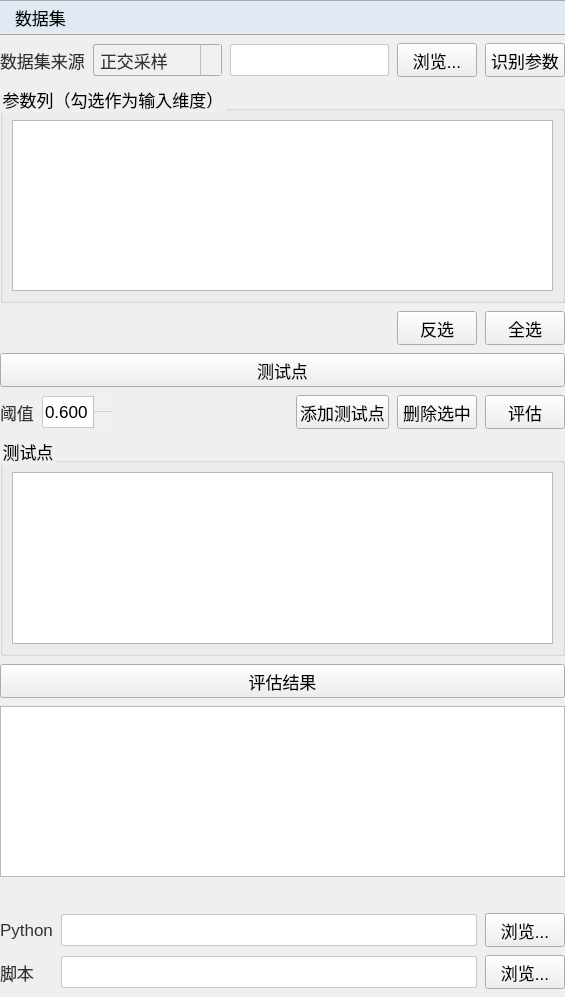
Before: the Qt Designer form plugins/Base_SurrogateModel/DatasetEvaluation.ui in asd977/base_cae, drawn with Qt 5.
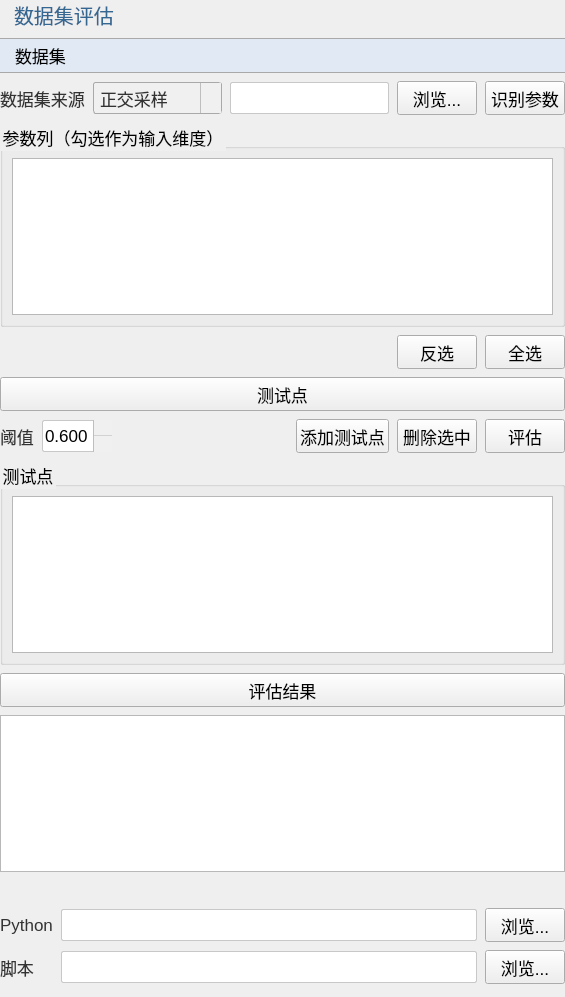
After: the same form once the commit is applied. Icons and pictures are not drawn.

Patch:
```diff
--- a/plugins/Base_SurrogateModel/DatasetEvaluation.ui
+++ b/plugins/Base_SurrogateModel/DatasetEvaluation.ui
@@ -127,6 +127,13 @@
    <property name="bottomMargin">
     <number>8</number>
    </property>
+   <item>
+    <widget class="QLabel" name="pageNameLabel">
+     <property name="text">
+      <string>数据集评估</string>
+     </property>
+    </widget>
+   </item>
    <item>
     <widget class="QPushButton" name="pushButton">
      <property name="text">
@@ -373,6 +380,19 @@
      </item>
     </layout>
    </item>
+   <item>
+    <spacer name="verticalSpacer">
+     <property name="orientation">
+      <enum>Qt::Vertical</enum>
+     </property>
+     <property name="sizeHint" stdset="0">
+      <size>
+       <width>20</width>
+       <height>40</height>
+      </size>
+     </property>
+    </spacer>
+   </item>
   </layout>
  </widget>
  <resources/>
```
